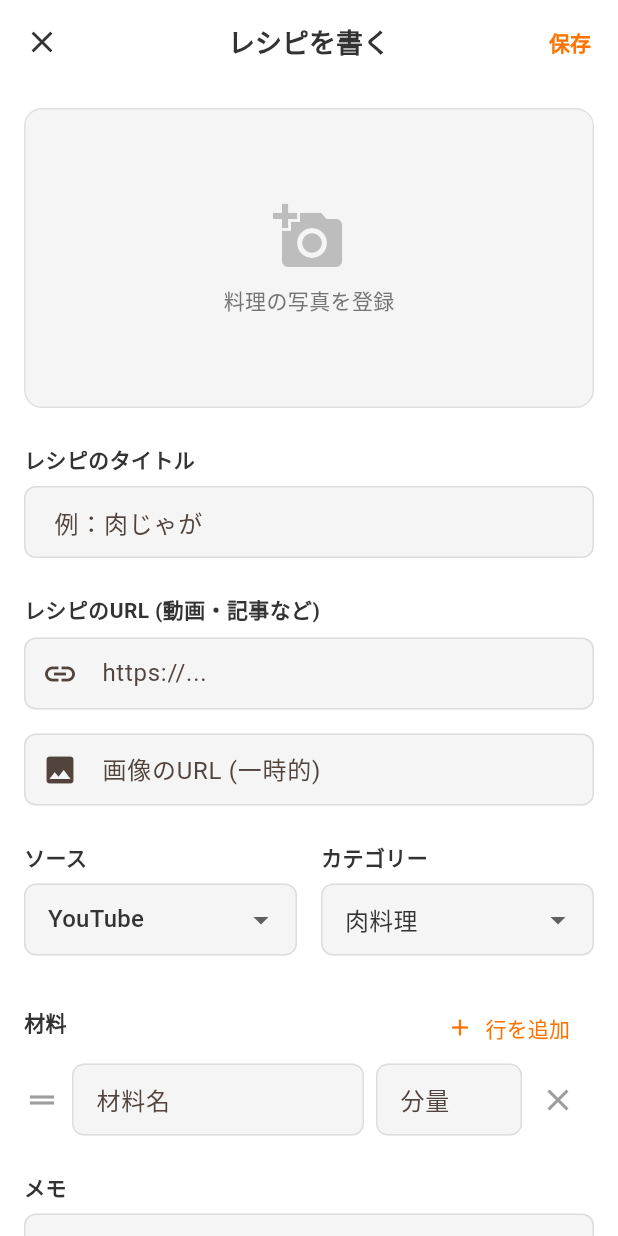
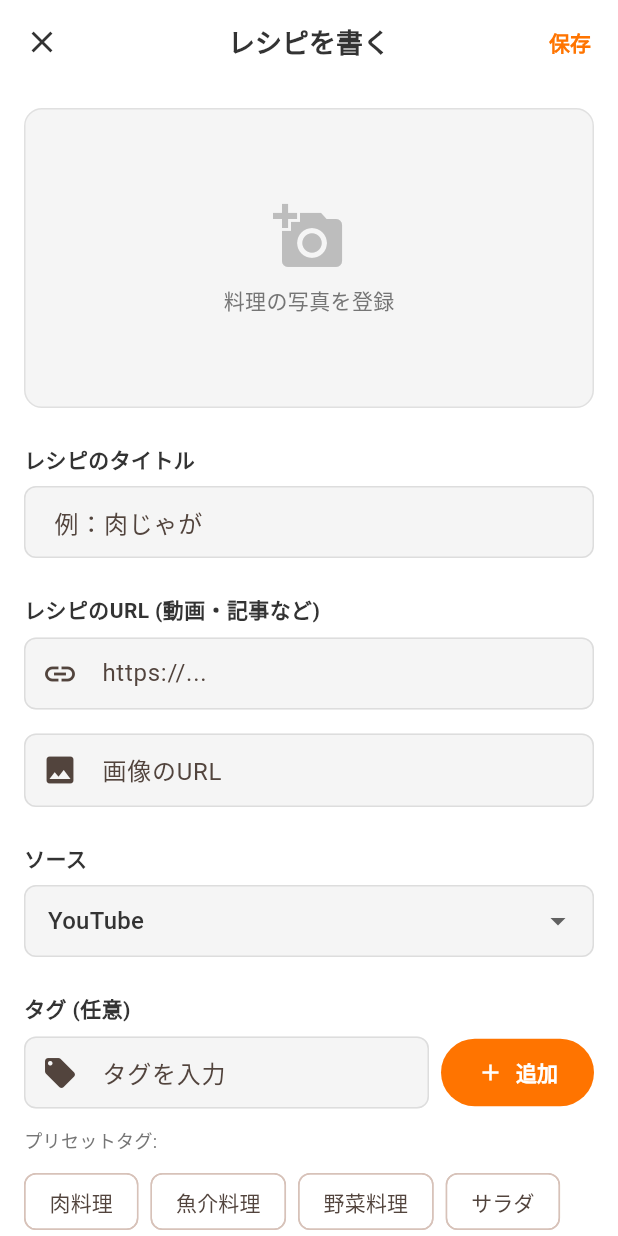
Before and after one commit to sin1kbk/hoshipad, a Flutter app: the AddRecipeScreen screen opened by its route, on a phone screen of 412 x 824 dp. Run offline on Flutter 3.47's test engine with Material 3 defaults, Android fonts, the phone set to English and light mode, and no system bars; our stand-ins replace cached_network_image, flutter_svg, freezed_annotation, go_router, google_fonts, shared_preferences and 1 more; missing offline and left inert: dart:html, dart:ui_web, receive_sharing_intent; accounts and stored records are empty; Roboto replaces fonts that are missing (Noto Sans JP); statements that could not run were skipped.

Commit message:
feat: レシピモデルのカテゴリをタグリストに置き換え、詳細画面でタグを表示するように変更

```diff
--- a/flutter_app/lib/models/recipe.dart
+++ b/flutter_app/lib/models/recipe.dart
@@ -107,7 +107,7 @@ class Recipe with _$Recipe {
     @JsonKey(name: 'image_url') required String imageUrl,
     String? notes,
     required RecipeSource source,
-    required RecipeCategory category,
+    List<String>? tags,
     @JsonKey(name: 'user_id') String? userId,
     List<Ingredient>? ingredients,
   }) = _Recipe;
@@ -123,7 +123,7 @@ class InsertRecipe with _$InsertRecipe {
     @JsonKey(name: 'image_url') required String imageUrl,
     String? notes,
     required RecipeSource source,
-    required RecipeCategory category,
+    List<String>? tags,
     @JsonKey(name: 'user_id') String? userId,
     List<Ingredient>? ingredients,
   }) = _InsertRecipe;
--- a/flutter_app/lib/screens/add_recipe_screen.dart
+++ b/flutter_app/lib/screens/add_recipe_screen.dart
@@ -34,10 +34,11 @@ class _AddRecipeScreenState extends State<AddRecipeScreen> {
   final _urlController = TextEditingController();
   final _imageUrlController = TextEditingController();
   final _notesController = TextEditingController();
+  final _tagInputController = TextEditingController();
   final _scraperService = CookpadScraperService();
 
   RecipeSource _selectedSource = RecipeSource.youtube;
-  RecipeCategory _selectedCategory = RecipeCategory.meat;
+  List<String> _selectedTags = [];
 
   // 材料のコントローラーリスト
   final List<({TextEditingController name, TextEditingController amount})> _ingredientControllers = [];
@@ -91,8 +92,10 @@ class _AddRecipeScreenState extends State<AddRecipeScreen> {
       if (recipe.notes != null) {
         _notesController.text = recipe.notes!;
       }
+      if (recipe.tags != null) {
+        _selectedTags = List.from(recipe.tags!);
+      }
       _selectedSource = recipe.source;
-      _selectedCategory = recipe.category;
     }
 
     _imageUrlController.addListener(_onImageUrlChanged);
@@ -110,6 +113,16 @@ class _AddRecipeScreenState extends State<AddRecipeScreen> {
     controllers.name.dispose();
     controllers.amount.dispose();
     setState(() {});
+  }
+
+  void _addTag(String tag) {
+    final trimmedTag = tag.trim();
+    if (trimmedTag.isNotEmpty && !_selectedTags.contains(trimmedTag)) {
+      setState(() {
+        _selectedTags.add(trimmedTag);
+        _tagInputController.clear();
+      });
+    }
   }
 
   void _onImageUrlChanged() {
@@ -173,7 +186,9 @@ class _AddRecipeScreenState extends State<AddRecipeScreen> {
           }
 
           if (metadata.suggestedCategory != null) {
-            _selectedCategory = metadata.suggestedCategory!;
+            if (!_selectedTags.contains(metadata.suggestedCategory!)) {
+              _selectedTags.add(metadata.suggestedCategory!);
+            }
           }
           _isLoadingMetadata = false;
         });
@@ -219,6 +234,7 @@ class _AddRecipeScreenState extends State<AddRecipeScreen> {
     _urlController.dispose();
     _imageUrlController.dispose();
     _notesController.dispose();
+    _tagInputController.dispose();
     for (var controller in _ingredientControllers) {
       controller.name.dispose();
       controller.amount.dispose();
@@ -447,17 +463,11 @@ class _AddRecipeScreenState extends State<AddRecipeScreen> {
               TextFormField(
                 controller: _imageUrlController,
                 decoration: const InputDecoration(
-                  labelText: '画像のURL (一時的)',
-                  hintText: 'https://...',
+                  labelText: '画像のURL',
+                  hintText: 'https://... (任意)',
                   border: OutlineInputBorder(),
                   prefixIcon: Icon(Icons.image),
                 ),
-                validator: (value) {
-                  if (value == null || value.isEmpty) {
-                    return '画像URLを入力してください';
-                  }
-                  return null;
-                },
               ),
               const SizedBox(height: 24),
 
@@ -489,34 +499,82 @@ class _AddRecipeScreenState extends State<AddRecipeScreen> {
                       ],
                     ),
                   ),
-                  const SizedBox(width: 16),
+                ],
+              ),
+              const SizedBox(height: 24),
+
+              _buildSectionLabel('タグ (任意)'),
+              Row(
+                children: [
                   Expanded(
-                    child: Column(
-                      crossAxisAlignment: CrossAxisAlignment.start,
-                      children: [
-                        _buildSectionLabel('カテゴリー'),
-                        DropdownButtonFormField<RecipeCategory>(
-                          value: _selectedCategory,
+                    child: TextFormField(
+                      controller: _tagInputController,
                       decoration: const InputDecoration(
+                        hintText: 'タグを入力',
                         border: OutlineInputBorder(),
-                            contentPadding: EdgeInsets.symmetric(horizontal: 12, vertical: 8),
+                        prefixIcon: Icon(Icons.local_offer),
                       ),
-                          items: RecipeCategory.values.map((category) {
-                            return DropdownMenuItem(
-                              value: category,
-                              child: Text(category.displayName),
-                            );
-                          }).toList(),
-                          onChanged: (value) {
-                            if (value != null) {
-                              setState(() => _selectedCategory = value);
-                            }
+                      onFieldSubmitted: (value) {
+                        _addTag(value);
                       },
+                    ),
+                  ),
+                  const SizedBox(width: 8),
+                  ElevatedButton.icon(
+                    onPressed: () {
+                      _addTag(_tagInputController.text);
+                    },
+                    icon: const Icon(Icons.add),
+                    label: const Text('追加'),
                   ),
                 ],
               ),
+              const SizedBox(height: 12),
+              if (_selectedTags.isNotEmpty) ...[
+                Wrap(
+                  spacing: 8,
+                  runSpacing: 8,
+                  children: _selectedTags.map((tag) {
+                    return Chip(
+                      label: Text(tag),
+                      deleteIcon: const Icon(Icons.close, size: 18),
+                      onDeleted: () {
+                        setState(() {
+                          _selectedTags.remove(tag);
+                        });
+                      },
+                    );
+                  }).toList(),
                 ),
+                const SizedBox(height: 12),
               ],
+              Text(
+                'プリセットタグ:',
+                style: TextStyle(fontSize: 12, color: Colors.grey[600]),
+              ),
+              const SizedBox(height: 8),
+              Wrap(
+                spacing: 8,
+                runSpacing: 8,
+                children: RecipeCategory.values.map((category) {
+                  final tagName = category.displayName;
+                  final isSelected = _selectedTags.contains(tagName);
+                  return FilterChip(
+                    label: Text(tagName),
+                    selected: isSelected,
+                    onSelected: (selected) {
+                      setState(() {
+                        if (selected) {
+                          if (!_selectedTags.contains(tagName)) {
+                            _selectedTags.add(tagName);
+                          }
+                        } else {
+                          _selectedTags.remove(tagName);
+                        }
+                      });
+                    },
+                  );
+                }).toList(),
               ),
               const SizedBox(height: 24),
 
@@ -631,7 +689,7 @@ class _AddRecipeScreenState extends State<AddRecipeScreen> {
       imageUrl: _imageUrlController.text,
       notes: _notesController.text.isEmpty ? null : _notesController.text,
       source: _selectedSource,
-      category: _selectedCategory,
+      tags: _selectedTags.isEmpty ? null : _selectedTags,
       ingredients: ingredients.isEmpty ? null : ingredients,
     );
 
```
Also changed, not shown: flutter_app/lib/screens/home_screen.dart (+12 -9 lines), flutter_app/lib/screens/recipe_detail_screen.dart (+5 -4 lines), flutter_app/lib/services/cookpad_scraper_service.dart (+14 -14 lines), flutter_app/lib/models/recipe.freezed.dart, flutter_app/lib/models/recipe.g.dart. Lines whose indentation alone changed are shown as unchanged.
